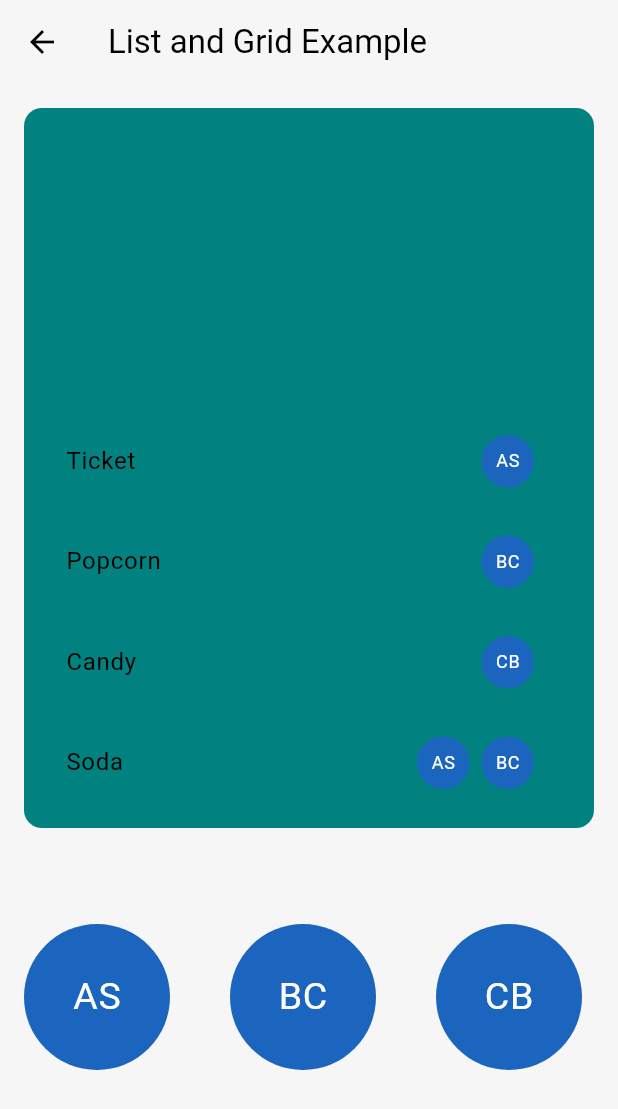
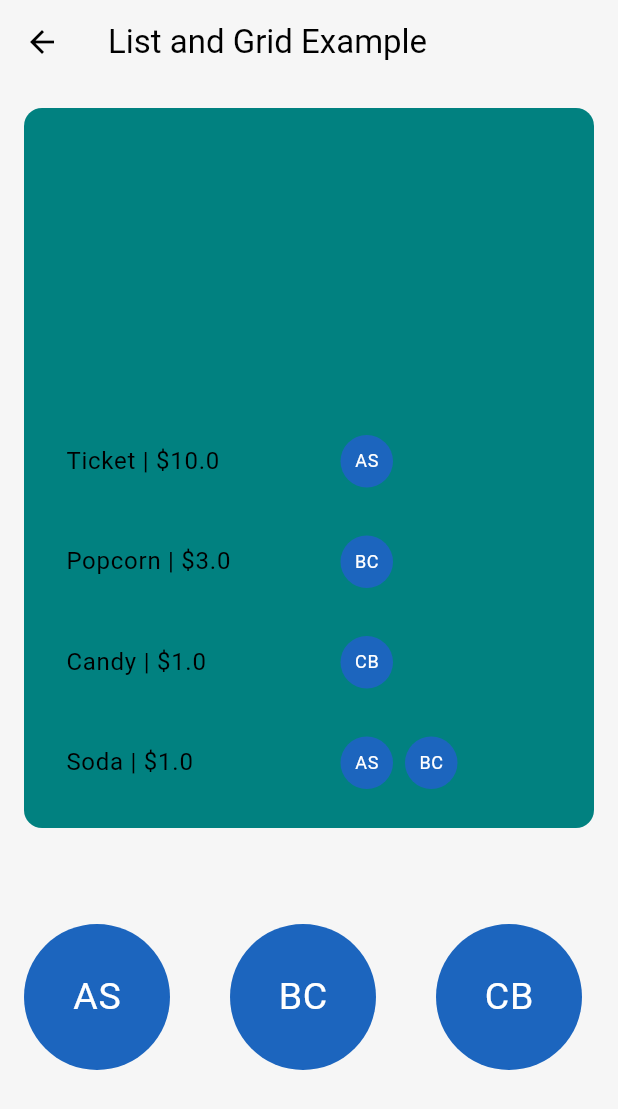
Before and after one commit to Noupin/SplitCeipt, a Flutter app: the screen it shows after launch, after a tap on "Movie Theater", on a phone screen of 412 x 824 dp. Shown: the top 1109 px of the screen. Run offline on Flutter 3.47's test engine with Material 3 defaults, Android fonts, the phone set to English and light mode, and no system bars; our stand-ins replace camera, permission_handler; missing offline and left inert: flutter_sms, google_ml_kit.

Commit message:
fixed people overflow on list items

```diff
--- a/lib/Screens/Receipt.dart
+++ b/lib/Screens/Receipt.dart
@@ -117,18 +117,26 @@ class _ReceiptScreenState extends State<ReceiptScreen>
                               .map((element) => element.id)
                               .contains(item.id)
                           ? Colors.transparent
-                          : Colors.white.withOpacity(0.35),
+                          : Colors.black.withOpacity(0.4),
                       borderRadius:
                           BorderRadius.circular(12.0), // Set the corner radius
                     ),
                     child: ListTile(
-                      title: Row(
+                      title: Column(
+                        mainAxisSize:
+                            MainAxisSize.min, // Set the main axis size to min
+                        children: [
+                          Row(
+                              mainAxisAlignment: MainAxisAlignment.spaceBetween,
                               children: [
                                 // Use a text widget to display the item name
-                          Text(item.name),
-                          Expanded(child: Container()),
-                          // Use a wrap widget to display the people circles
-                          Wrap(
+                                Text("${item.name} | \$${item.cost}"),
+                                // Use a sized box widget to wrap the wrap widget
+                                SizedBox(
+                                  width: (35.0 + 8.0) * 3 +
+                                      8.0, // Set the width to fit 3 people circles
+                                  child: Wrap(
+                                    runSpacing: 8.0, // Set the run spacing
                                     children: [
                                       // Loop through each person in the item
                                       for (PersonModel person in item.people)
@@ -146,10 +154,12 @@ class _ReceiptScreenState extends State<ReceiptScreen>
                                             shape: BoxShape.circle,
                                             // Set the color to an accent color
                                             color: filteredItems
-                                            .map((element) => element.id)
+                                                    .map(
+                                                        (element) => element.id)
                                                     .contains(item.id)
                                                 ? person.color
-                                        : desaturate(person.color, 0.4, 0.5),
+                                                : desaturate(
+                                                    person.color, 0.4, 0.5),
                                           ),
                                           // Use a center widget to align the text widget inside the circle
                                           child: Center(
@@ -167,6 +177,8 @@ class _ReceiptScreenState extends State<ReceiptScreen>
                                         ),
                                     ],
                                   ),
+                                )
+                              ])
                         ],
                       ),
                       onTap: () {
```
Lines whose indentation alone changed are shown as unchanged.
